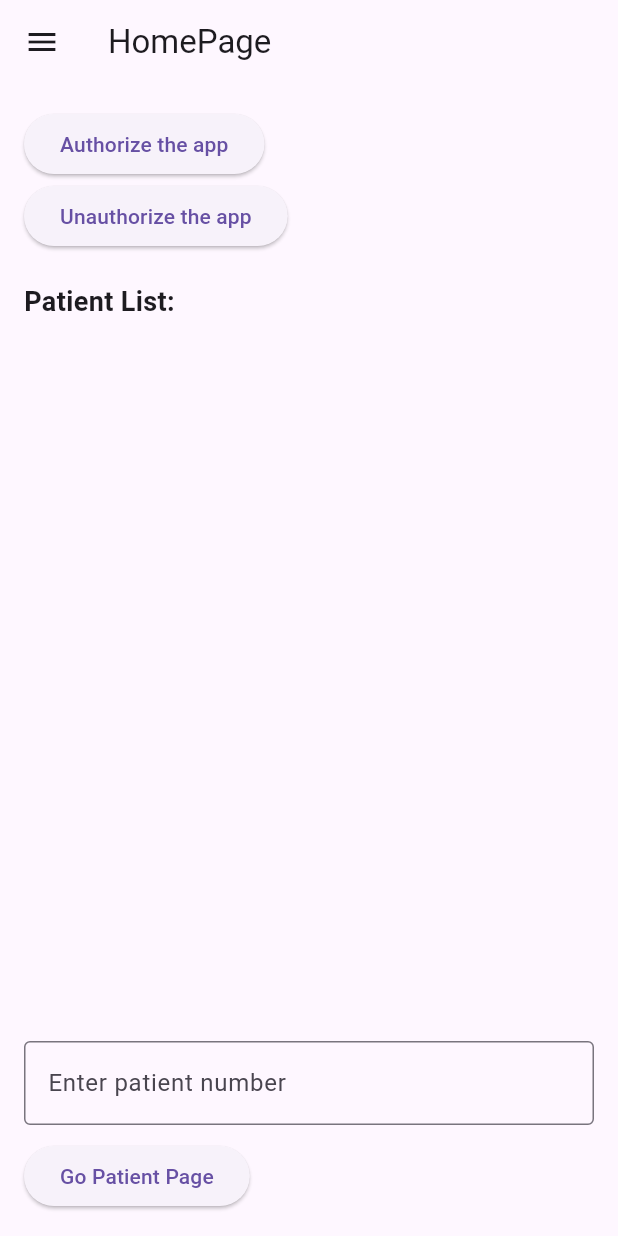
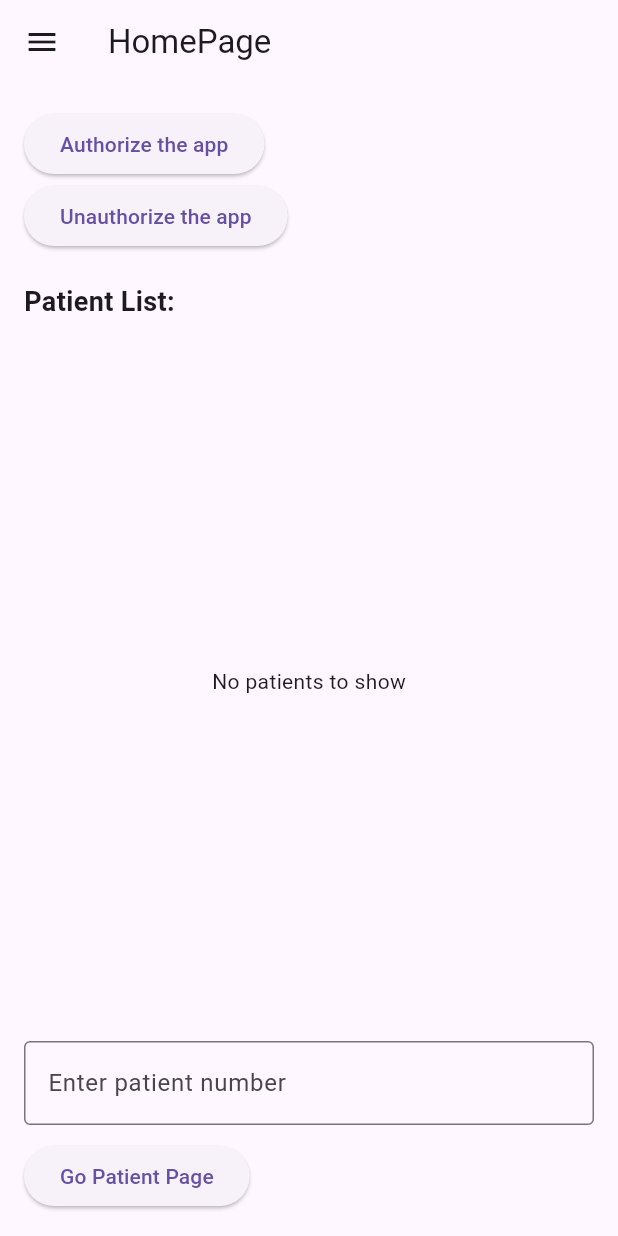
Before and after one commit to Bronzaquerta/SubstanceSafe, a Flutter app: the HomePage screen opened directly, on a phone screen of 412 x 824 dp. Run offline on Flutter 3.47's test engine with Material 3 defaults, Android fonts, the light colour scheme and no system bars; our stand-ins replace fl_chart, jwt_decoder, shared_preferences; accounts and stored records are empty.

Commit message:
fixed the homepage and added the possibility to go back to login in new account page

```diff
--- a/substancesafe_beta/lib/models/patient.dart
+++ b/substancesafe_beta/lib/models/patient.dart
@@ -1,5 +1,3 @@
-import 'dart:convert';
-
 class Patient {
   final String email;
   final String name;
--- a/substancesafe_beta/lib/screens/homepage.dart
+++ b/substancesafe_beta/lib/screens/homepage.dart
@@ -2,7 +2,6 @@
 import 'package:flutter/material.dart';
 import 'package:jwt_decoder/jwt_decoder.dart';
 import 'package:shared_preferences/shared_preferences.dart';
-import 'package:substancesafe_beta/models/patient.dart';
 import 'package:substancesafe_beta/screens/loginpage.dart';
 import 'package:substancesafe_beta/screens/patientDetailPage.dart';
 import 'package:substancesafe_beta/utils/impact.dart';
@@ -47,11 +46,10 @@ class _HomePageState extends State<HomePage> {
     return result.toString();
   }
 
-  List patientNames = List.empty(growable: true);
+  List patientNames = [];
   @override
   void initState() {
     super.initState();
-    initializeList();
   }
 
   Future<void> initializeList() async {
@@ -118,19 +116,38 @@ class _HomePageState extends State<HomePage> {
               //corresponding patient detail page without the number since the number is a mess to implement
               //i could add a number to each patient by getting the length of the patient_list and +1 to that
               //and then assign the result to the patient in case
-              child: ListView.builder(
+              child: FutureBuilder(
+                  future: initializeList(),
+                  builder: (context, snapshot) {
+                    if (snapshot.connectionState == ConnectionState.waiting) {
+                      return const Scaffold(
+                        body: Center(
+                          child: CircularProgressIndicator(),
+                        ),
+                      );
+                    } else if (patientNames.length != 0) {
+                      return ListView.builder(
                         itemCount: patientNames.length,
                         itemBuilder: (context, index) {
                           patientNames.asMap();
                           // Encrypt the patient name using Caesar cipher with a shift of 3
                           String encryptedName =
-                      caesarEncrypt(patientNames[index]['name']!, 3);
+                              caesarEncrypt(patientNames[index]!, 3);
                           return ListTile(
-                    title: Text(encryptedName), // Display the encrypted name
-                    subtitle: Text('Number: ${patients[index]['number']}'),
+                            title: Text(
+                                encryptedName), // Display the encrypted name
+                            subtitle: Text('Number: $index'),
                           );
                         },
+                      );
+                    } else {
+                      return const Scaffold(
+                        body: Center(
+                          child: Text('No patients to show'),
                         ),
+                      );
+                    }
+                  }),
             ),
             TextField(
               controller: patientNumberController,
```
Also changed, not shown: substancesafe_beta/lib/screens/new_account_page.dart (+22 -0 lines). Lines whose indentation alone changed are shown as unchanged.
